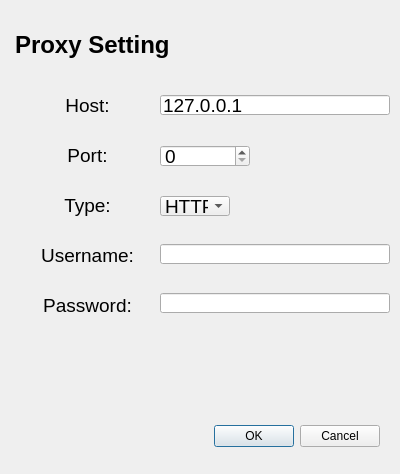
The window that proxydialog.ui (supermoonie/SuperBrowser) describes before a commit, drawn with Qt 5.
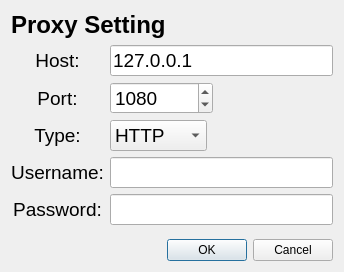
The same window after the commit.

```diff
--- a/proxydialog.ui
+++ b/proxydialog.ui
@@ -6,38 +6,48 @@
    <rect>
     <x>0</x>
     <y>0</y>
-    <width>400</width>
-    <height>474</height>
+    <width>344</width>
+    <height>272</height>
    </rect>
   </property>
+  <property name="sizePolicy">
+   <sizepolicy hsizetype="Expanding" vsizetype="Expanding">
+    <horstretch>0</horstretch>
+    <verstretch>0</verstretch>
+   </sizepolicy>
+  </property>
+  <property name="minimumSize">
+   <size>
+    <width>0</width>
+    <height>272</height>
+   </size>
+  </property>
+  <property name="maximumSize">
+   <size>
+    <width>16777215</width>
+    <height>272</height>
+   </size>
+  </property>
   <property name="windowTitle">
    <string>Dialog</string>
   </property>
-  <widget class="QDialogButtonBox" name="buttons">
-   <property name="geometry">
-    <rect>
-     <x>20</x>
-     <y>420</y>
-     <width>360</width>
-     <height>32</height>
-    </rect>
-   </property>
-   <property name="orientation">
-    <enum>Qt::Horizontal</enum>
-   </property>
-   <property name="standardButtons">
-    <set>QDialogButtonBox::Cancel|QDialogButtonBox::Ok</set>
-   </property>
-  </widget>
+  <layout class="QGridLayout" name="gridLayout">
+   <item row="0" column="0" colspan="4">
+    <widget class="QLabel" name="titleLabel">
+     <property name="font">
+      <font>
+       <pointsize>18</pointsize>
+       <weight>75</weight>
+       <bold>true</bold>
+      </font>
+     </property>
+     <property name="text">
+      <string>Proxy Setting</string>
+     </property>
+    </widget>
+   </item>
+   <item row="1" column="0">
   <widget class="QLabel" name="hostLabel">
-   <property name="geometry">
-    <rect>
-     <x>15</x>
-     <y>80</y>
-     <width>145</width>
-     <height>50</height>
-    </rect>
-   </property>
    <property name="font">
     <font>
      <pointsize>14</pointsize>
@@ -50,15 +60,21 @@
     <set>Qt::AlignCenter</set>
    </property>
   </widget>
+   </item>
+   <item row="1" column="1" colspan="3">
+    <widget class="QLineEdit" name="hostLineEdit">
+     <property name="font">
+      <font>
+       <pointsize>14</pointsize>
+      </font>
+     </property>
+     <property name="text">
+      <string>127.0.0.1</string>
+     </property>
+    </widget>
+   </item>
+   <item row="2" column="0">
   <widget class="QLabel" name="portLabel">
-   <property name="geometry">
-    <rect>
-     <x>15</x>
-     <y>130</y>
-     <width>145</width>
-     <height>50</height>
-    </rect>
-   </property>
    <property name="font">
     <font>
      <pointsize>14</pointsize>
@@ -71,15 +87,40 @@
     <set>Qt::AlignCenter</set>
    </property>
   </widget>
+   </item>
+   <item row="2" column="1" colspan="2">
+    <widget class="QSpinBox" name="portBox">
+     <property name="font">
+      <font>
+       <pointsize>14</pointsize>
+      </font>
+     </property>
+     <property name="cursor">
+      <cursorShape>IBeamCursor</cursorShape>
+     </property>
+     <property name="maximum">
+      <number>99999</number>
+     </property>
+     <property name="value">
+      <number>1080</number>
+     </property>
+    </widget>
+   </item>
+   <item row="2" column="3">
+    <spacer name="horizontalSpacer">
+     <property name="orientation">
+      <enum>Qt::Horizontal</enum>
+     </property>
+     <property name="sizeHint" stdset="0">
+      <size>
+       <width>122</width>
+       <height>20</height>
+      </size>
+     </property>
+    </spacer>
+   </item>
+   <item row="3" column="0">
   <widget class="QLabel" name="typeLabel">
-   <property name="geometry">
-    <rect>
-     <x>15</x>
-     <y>180</y>
-     <width>145</width>
-     <height>50</height>
-    </rect>
-   </property>
    <property name="font">
     <font>
      <pointsize>14</pointsize>
@@ -95,48 +136,9 @@
     <set>Qt::AlignCenter</set>
    </property>
   </widget>
-  <widget class="QLineEdit" name="hostLineEdit">
-   <property name="geometry">
-    <rect>
-     <x>160</x>
-     <y>95</y>
-     <width>230</width>
-     <height>20</height>
-    </rect>
-   </property>
-   <property name="font">
-    <font>
-     <pointsize>14</pointsize>
-    </font>
-   </property>
-   <property name="text">
-    <string>127.0.0.1</string>
-   </property>
-  </widget>
-  <widget class="QSpinBox" name="portBox">
-   <property name="geometry">
-    <rect>
-     <x>160</x>
-     <y>145</y>
-     <width>90</width>
-     <height>22</height>
-    </rect>
-   </property>
-   <property name="font">
-    <font>
-     <pointsize>14</pointsize>
-    </font>
-   </property>
-  </widget>
+   </item>
+   <item row="3" column="1">
   <widget class="QComboBox" name="typeBox">
-   <property name="geometry">
-    <rect>
-     <x>160</x>
-     <y>196</y>
-     <width>70</width>
-     <height>20</height>
-    </rect>
-   </property>
    <property name="font">
     <font>
      <pointsize>14</pointsize>
@@ -153,35 +155,22 @@
     </property>
    </item>
   </widget>
-  <widget class="QLabel" name="titleLabel">
-   <property name="geometry">
-    <rect>
-     <x>15</x>
-     <y>10</y>
-     <width>360</width>
-     <height>70</height>
-    </rect>
-   </property>
-   <property name="font">
-    <font>
-     <pointsize>18</pointsize>
-     <weight>75</weight>
-     <bold>true</bold>
-    </font>
-   </property>
-   <property name="text">
-    <string>Proxy Setting</string>
-   </property>
-  </widget>
+   </item>
+   <item row="3" column="2" colspan="2">
+    <spacer name="horizontalSpacer_2">
+     <property name="orientation">
+      <enum>Qt::Horizontal</enum>
+     </property>
+     <property name="sizeHint" stdset="0">
+      <size>
+       <width>132</width>
+       <height>20</height>
+      </size>
+     </property>
+    </spacer>
+   </item>
+   <item row="4" column="0">
   <widget class="QLabel" name="usernameLabel">
-   <property name="geometry">
-    <rect>
-     <x>15</x>
-     <y>230</y>
-     <width>145</width>
-     <height>50</height>
-    </rect>
-   </property>
    <property name="font">
     <font>
      <pointsize>14</pointsize>
@@ -194,15 +183,9 @@
     <set>Qt::AlignCenter</set>
    </property>
   </widget>
+   </item>
+   <item row="4" column="1" colspan="3">
   <widget class="QLineEdit" name="usernameLineEdit">
-   <property name="geometry">
-    <rect>
-     <x>160</x>
-     <y>244</y>
-     <width>230</width>
-     <height>20</height>
-    </rect>
-   </property>
    <property name="font">
     <font>
      <pointsize>14</pointsize>
@@ -212,15 +195,9 @@
     <string/>
    </property>
   </widget>
+   </item>
+   <item row="5" column="0">
   <widget class="QLabel" name="passwordLabel">
-   <property name="geometry">
-    <rect>
-     <x>15</x>
-     <y>280</y>
-     <width>145</width>
-     <height>50</height>
-    </rect>
-   </property>
    <property name="font">
     <font>
      <pointsize>14</pointsize>
@@ -233,15 +210,9 @@
     <set>Qt::AlignCenter</set>
    </property>
   </widget>
+   </item>
+   <item row="5" column="1" colspan="3">
   <widget class="QLineEdit" name="passwordLineEdit">
-   <property name="geometry">
-    <rect>
-     <x>160</x>
-     <y>293</y>
-     <width>230</width>
-     <height>20</height>
-    </rect>
-   </property>
    <property name="font">
     <font>
      <pointsize>14</pointsize>
@@ -257,6 +228,31 @@
     <enum>QLineEdit::Password</enum>
    </property>
   </widget>
+   </item>
+   <item row="6" column="2" colspan="2">
+    <spacer name="verticalSpacer">
+     <property name="orientation">
+      <enum>Qt::Vertical</enum>
+     </property>
+     <property name="sizeHint" stdset="0">
+      <size>
+       <width>20</width>
+       <height>15</height>
+      </size>
+     </property>
+    </spacer>
+   </item>
+   <item row="7" column="0" colspan="4">
+    <widget class="QDialogButtonBox" name="buttons">
+     <property name="orientation">
+      <enum>Qt::Horizontal</enum>
+     </property>
+     <property name="standardButtons">
+      <set>QDialogButtonBox::Cancel|QDialogButtonBox::Ok</set>
+     </property>
+    </widget>
+   </item>
+  </layout>
   <zorder>hostLabel</zorder>
   <zorder>portLabel</zorder>
   <zorder>typeLabel</zorder>
```
Left out of the diff: 8 changed lines with no effect on the pictures. Lines whose indentation alone changed are shown as unchanged.
